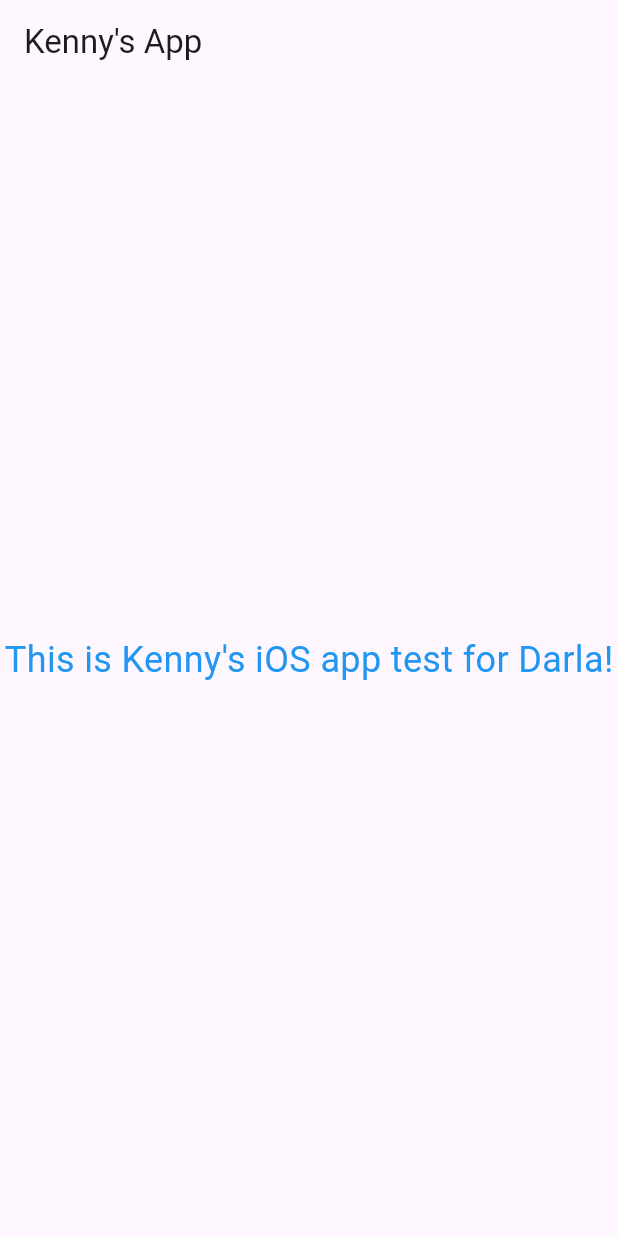
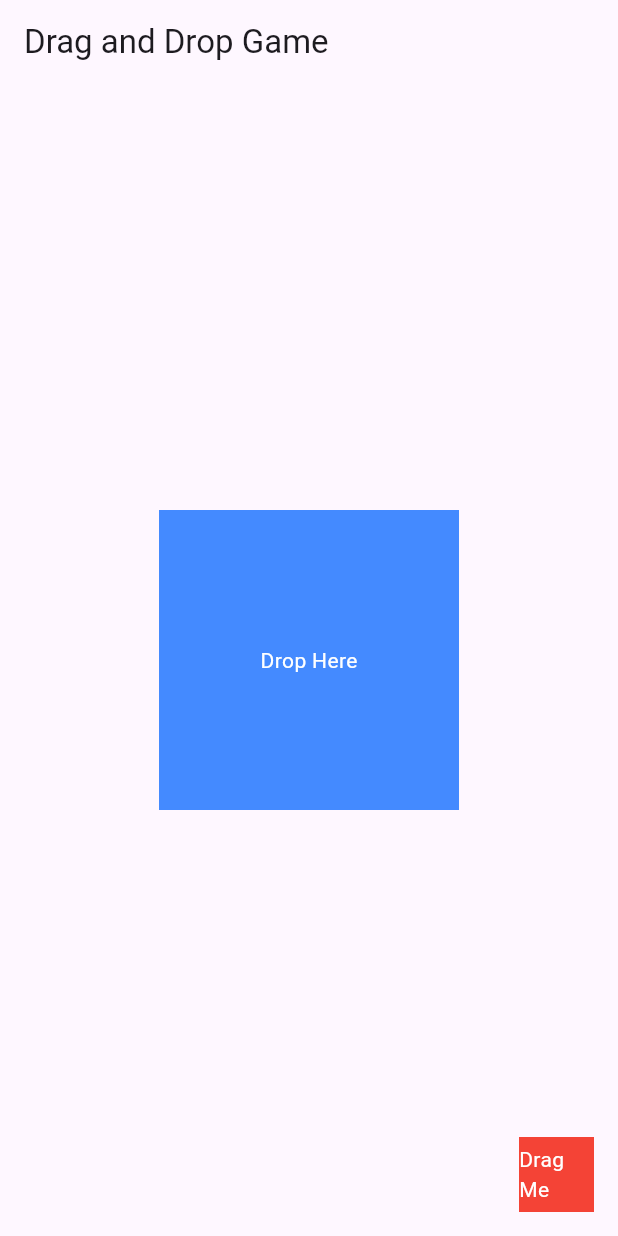
Before and after one commit to dx1-ctrl/kenny_ios_app, a Flutter app: the screen it shows after launch, on a phone screen of 412 x 824 dp. Run offline on Flutter 3.47's test engine with Material 3 defaults, Android fonts, the light colour scheme and no system bars.

Commit message:
Update main.dart

```diff
--- a/lib/main.dart
+++ b/lib/main.dart
@@ -1,24 +1,84 @@
 import 'package:flutter/material.dart';
 
 void main() {
-  runApp(const KennyApp());
+  runApp(MyApp());
 }
 
-class KennyApp extends StatelessWidget {
-  const KennyApp({Key? key}) : super(key: key);
-
+class MyApp extends StatelessWidget {
   @override
   Widget build(BuildContext context) {
     return MaterialApp(
-      home: Scaffold(
-        appBar: AppBar(
-          title: const Text('Kenny\'s App'),
+      title: 'Drag and Drop Game',
+      theme: ThemeData(
+        primarySwatch: Colors.blue,
+      ),
+      home: DragDropGame(),
+    );
+  }
+}
+
+class DragDropGame extends StatefulWidget {
+  @override
+  _DragDropGameState createState() => _DragDropGameState();
+}
+
+class _DragDropGameState extends State<DragDropGame> {
+  @override
+  Widget build(BuildContext context) {
+    return Scaffold(
+      appBar: AppBar(
+        title: Text('Drag and Drop Game'),
+      ),
+      body: Center(
+        child: DragTarget<String>(
+          onAccept: (data) {
+            ScaffoldMessenger.of(context).showSnackBar(
+              SnackBar(content: Text('Dropped $data')),
+            );
+          },
+          builder: (context, candidateData, rejectedData) {
+            return Container(
+              width: 200,
+              height: 200,
+              color: Colors.blueAccent,
+              child: Center(
+                child: Text(
+                  'Drop Here',
+                  style: TextStyle(color: Colors.white),
+                ),
+              ),
+            );
+          },
         ),
-        body: const Center(
-          child: Text(
-            'This is Kenny\'s iOS app test for Darla!',
-            style: TextStyle(fontSize: 24, color: Colors.blue),
+      ),
+      floatingActionButton: Draggable<String>(
+        data: 'Item 1',
+        child: Container(
+          width: 50,
+          height: 50,
+          color: Colors.red,
+          child: Center(
+            child: Text(
+              'Drag Me',
+              style: TextStyle(color: Colors.white),
+            ),
           ),
+        ),
+        feedback: Container(
+          width: 50,
+          height: 50,
+          color: Colors.red.withOpacity(0.5),
+          child: Center(
+            child: Text(
+              'Drag Me',
+              style: TextStyle(color: Colors.white),
+            ),
+          ),
+        ),
+        childWhenDragging: Container(
+          width: 50,
+          height: 50,
+          color: Colors.grey,
         ),
       ),
     );
```
